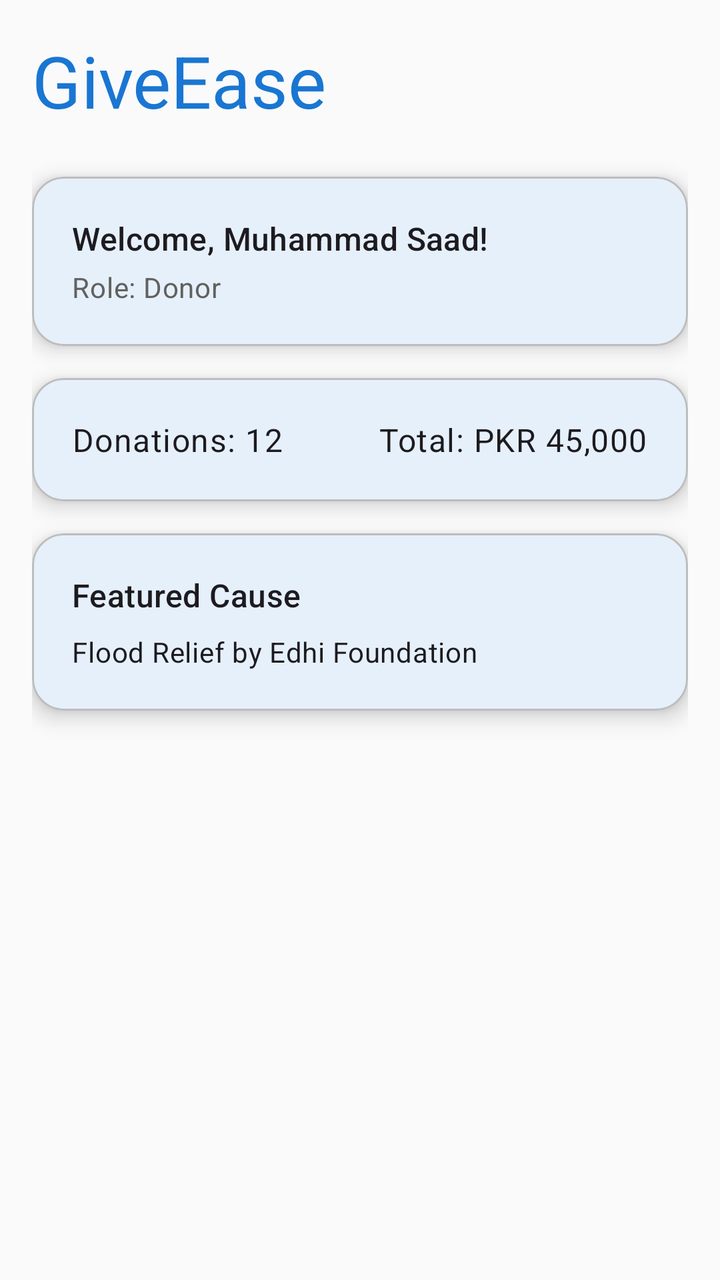
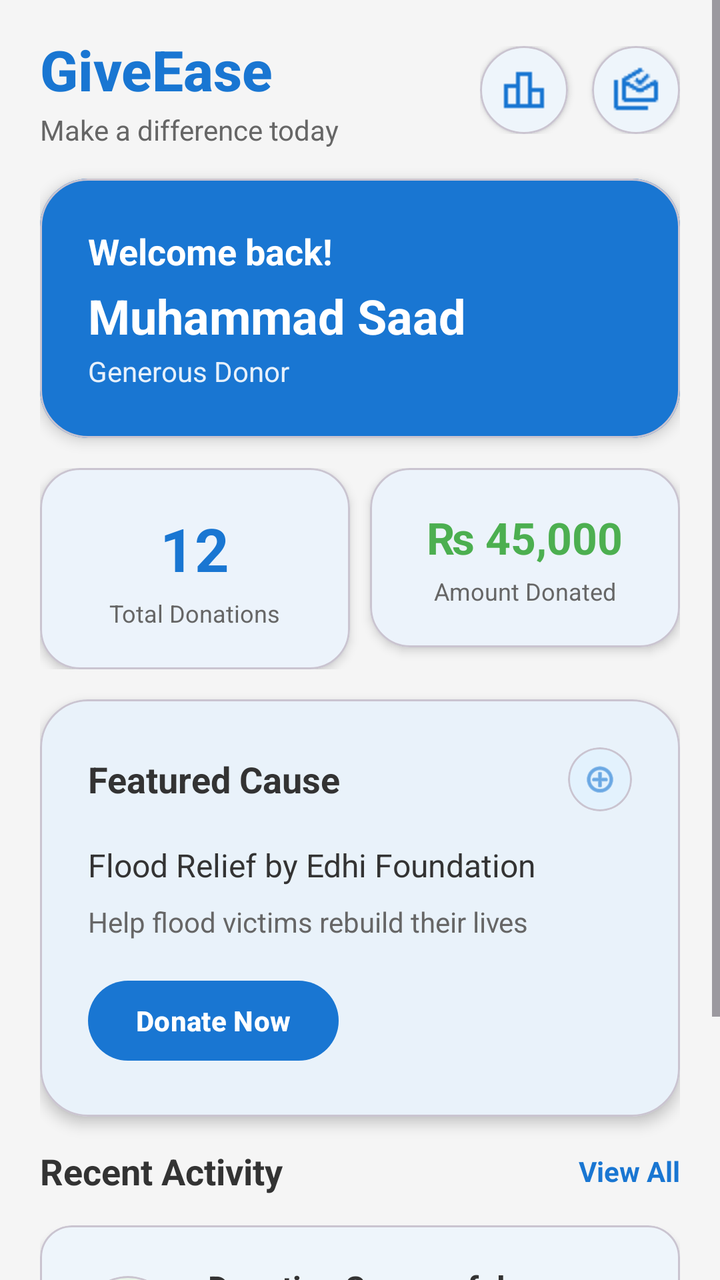

An Android layout rendered at two revisions. The XML below is the earlier revision; the diff shows what the commit changed to produce the second picture.
<!-- AndroidManifest.xml: application theme Theme.GiveEase -->
<!-- res/layout/fragment_donor_home.xml -->
<?xml version="1.0" encoding="utf-8"?>
<ScrollView xmlns:android="http://schemas.android.com/apk/res/android"
    xmlns:app="http://schemas.android.com/apk/res-auto"
    android:layout_width="match_parent"
    android:layout_height="match_parent"
    android:background="@color/background"
    android:padding="16dp">

    <LinearLayout
        android:layout_width="match_parent"
        android:layout_height="wrap_content"
        android:orientation="vertical">

        
        <TextView
            android:id="@+id/tvAppTitle"
            android:layout_width="wrap_content"
            android:layout_height="wrap_content"
            android:text="GiveEase"
            android:textAppearance="@style/TextAppearance.Material3.DisplaySmall"
            android:textColor="@color/primary_blue"
            android:layout_marginBottom="24dp"/>

        
        <com.google.android.material.card.MaterialCardView
            android:layout_width="match_parent"
            android:layout_height="wrap_content"
            app:cardCornerRadius="16dp"
            app:cardElevation="6dp"
            app:strokeColor="@color/outline"
            app:strokeWidth="1dp"
            android:layout_marginBottom="16dp">

            <LinearLayout
                android:layout_width="match_parent"
                android:layout_height="wrap_content"
                android:orientation="vertical"
                android:padding="20dp">

                <TextView
                    android:id="@+id/tvWelcomeMessage"
                    android:layout_width="wrap_content"
                    android:layout_height="wrap_content"
                    android:text="Welcome, Muhammad Saad!"
                    android:textAppearance="@style/TextAppearance.Material3.TitleMedium"/>

                <TextView
                    android:id="@+id/tvRole"
                    android:layout_width="wrap_content"
                    android:layout_height="wrap_content"
                    android:text="Role: Donor"
                    android:textAppearance="@style/TextAppearance.Material3.BodyMedium"
                    android:textColor="@color/onSurfaceSecondary"
                    android:layout_marginTop="4dp"/>
            </LinearLayout>
        </com.google.android.material.card.MaterialCardView>

        
        <com.google.android.material.card.MaterialCardView
            android:layout_width="match_parent"
            android:layout_height="wrap_content"
            app:cardCornerRadius="16dp"
            app:cardElevation="6dp"
            app:strokeColor="@color/outline"
            app:strokeWidth="1dp"
            android:layout_marginBottom="16dp">

            <LinearLayout
                android:layout_width="match_parent"
                android:layout_height="wrap_content"
                android:orientation="horizontal"
                android:padding="20dp"
                android:gravity="center">

                <TextView
                    android:id="@+id/tvDonationsCount"
                    android:layout_width="0dp"
                    android:layout_weight="1"
                    android:layout_height="wrap_content"
                    android:text="Donations: 12"
                    android:textAppearance="@style/TextAppearance.Material3.BodyLarge"/>

                <TextView
                    android:id="@+id/tvTotalAmount"
                    android:layout_width="wrap_content"
                    android:layout_height="wrap_content"
                    android:text="Total: PKR 45,000"
                    android:textAppearance="@style/TextAppearance.Material3.BodyLarge"/>
            </LinearLayout>
        </com.google.android.material.card.MaterialCardView>

        
        <com.google.android.material.card.MaterialCardView
            android:layout_width="match_parent"
            android:layout_height="wrap_content"
            app:cardCornerRadius="16dp"
            app:cardElevation="6dp"
            app:strokeColor="@color/outline"
            app:strokeWidth="1dp"
            android:layout_marginBottom="16dp">

            <LinearLayout
                android:layout_width="match_parent"
                android:layout_height="wrap_content"
                android:orientation="vertical"
                android:padding="20dp">

                <TextView
                    android:id="@+id/tvFeaturedTitle"
                    android:layout_width="wrap_content"
                    android:layout_height="wrap_content"
                    android:text="Featured Cause"
                    android:textAppearance="@style/TextAppearance.Material3.TitleMedium"/>

                <TextView
                    android:id="@+id/tvFeaturedNgo"
                    android:layout_width="wrap_content"
                    android:layout_height="wrap_content"
                    android:text="Flood Relief by Edhi Foundation"
                    android:textAppearance="@style/TextAppearance.Material3.BodyMedium"
                    android:layout_marginTop="8dp"/>
            </LinearLayout>
        </com.google.android.material.card.MaterialCardView>

    </LinearLayout>
</ScrollView>
<!-- resources referenced by this layout -->
<resources>
  <color name="background">#FAFAFA</color>
  <color name="onSurfaceSecondary">#616161</color>
  <color name="outline">#BDBDBD</color>
  <color name="primary_blue">#1976D2</color>
  <style name="Theme.GiveEase" parent="Theme.Material3.Light.NoActionBar">
          
          <item name="colorPrimary">@color/primary_blue</item>
          <item name="colorOnPrimary">@color/white</item>
          <item name="colorSecondary">@color/teal_200</item>
          <item name="colorOnSecondary">@color/black</item>
  
          
          <item name="android:windowBackground">@color/background</item>
          <item name="colorSurface">@color/surface</item>
          <item name="colorOnSurface">@color/onSurface</item>
          <item name="colorOnBackground">@color/onBackground</item>
  
          
          <item name="android:statusBarColor" tools:targetApi="l">?attr/colorPrimary</item>
  
      </style>
  <color name="white">#FFFFFFFF</color>
  <color name="teal_200">#FF03DAC5</color>
  <color name="black">#FF000000</color>
  <color name="surface">#FFFFFF</color>
  <color name="onSurface">#212121</color>
  <color name="onBackground">#212121</color>
</resources>

<!-- the commit's change to res/layout/fragment_donor_home.xml (unified diff, before → after) -->
@@ -3,124 +3,423 @@
     xmlns:app="http://schemas.android.com/apk/res-auto"
     android:layout_width="match_parent"
     android:layout_height="match_parent"
-    android:background="@color/background"
-    android:padding="16dp">
+    android:background="#F5F5F5"
+    android:fillViewport="true">
 
     <LinearLayout
         android:layout_width="match_parent"
         android:layout_height="wrap_content"
-        android:orientation="vertical">
-
-        
-        <TextView
-            android:id="@+id/tvAppTitle"
-            android:layout_width="wrap_content"
-            android:layout_height="wrap_content"
-            android:text="GiveEase"
-            android:textAppearance="@style/TextAppearance.Material3.DisplaySmall"
-            android:textColor="@color/primary_blue"
-            android:layout_marginBottom="24dp"/>
+        android:orientation="vertical"
+        android:paddingHorizontal="20dp"
+        android:paddingTop="16dp"
+        android:paddingBottom="24dp">
+
+        
+        <LinearLayout
+            android:layout_width="match_parent"
+            android:layout_height="wrap_content"
+            android:orientation="horizontal"
+            android:gravity="center_vertical"
+            android:layout_marginBottom="15dp">
+
+            <LinearLayout
+                android:layout_width="0dp"
+                android:layout_weight="1"
+                android:layout_height="wrap_content"
+                android:orientation="vertical">
+
+                <TextView
+                    android:id="@+id/tvAppTitle"
+                    android:layout_width="wrap_content"
+                    android:layout_height="wrap_content"
+                    android:text="GiveEase"
+                    android:textSize="28sp"
+                    android:textStyle="bold"
+                    android:textColor="#1976D2"
+                    android:fontFamily="sans-serif-medium" />
+
+                <TextView
+                    android:layout_width="wrap_content"
+                    android:layout_height="wrap_content"
+                    android:text="Make a difference today"
+                    android:textSize="14sp"
+                    android:textColor="#666666"
+                    android:layout_marginTop="2dp" />
+            </LinearLayout>
+
+            
+            <LinearLayout
+                android:layout_width="wrap_content"
+                android:layout_height="wrap_content"
+                android:orientation="horizontal"
+                android:gravity="center_vertical">
+
+                <com.google.android.material.card.MaterialCardView
+                    android:layout_width="44dp"
+                    android:layout_height="44dp"
+                    app:cardCornerRadius="22dp"
+                    app:cardElevation="2dp"
+                    app:cardBackgroundColor="@android:color/white"
+                    android:layout_marginEnd="12dp">
+
+                    <ImageView
+                        android:id="@+id/ivLeaderboard"
+                        android:layout_width="24dp"
+                        android:layout_height="24dp"
+                        android:layout_gravity="center"
+                        android:src="@drawable/ic_leaderboard"
+                        android:contentDescription="Leaderboard"
+                        app:tint="#1976D2" />
+                </com.google.android.material.card.MaterialCardView>
+
+                <com.google.android.material.card.MaterialCardView
+                    android:layout_width="44dp"
+                    android:layout_height="44dp"
+                    app:cardCornerRadius="22dp"
+                    app:cardElevation="2dp"
+                    app:cardBackgroundColor="@android:color/white">
+
+                    <ImageView
+                        android:id="@+id/ivNotifications"
+                        android:layout_width="24dp"
+                        android:layout_height="24dp"
+                        android:layout_gravity="center"
+                        android:src="@drawable/ic_receive_notifications"
+                        android:contentDescription="Notifications"
+                        app:tint="#1976D2" />
+                </com.google.android.material.card.MaterialCardView>
+            </LinearLayout>
+        </LinearLayout>
 
         
         <com.google.android.material.card.MaterialCardView
             android:layout_width="match_parent"
             android:layout_height="wrap_content"
-            app:cardCornerRadius="16dp"
-            app:cardElevation="6dp"
-            app:strokeColor="@color/outline"
-            app:strokeWidth="1dp"
-            android:layout_marginBottom="16dp">
+            app:cardCornerRadius="24dp"
+            app:cardElevation="4dp"
+            android:layout_marginBottom="15dp">
 
             <LinearLayout
                 android:layout_width="match_parent"
                 android:layout_height="wrap_content"
                 android:orientation="vertical"
-                android:padding="20dp">
+                android:padding="24dp"
+                android:background="#1976D2">
 
                 <TextView
                     android:id="@+id/tvWelcomeMessage"
                     android:layout_width="wrap_content"
                     android:layout_height="wrap_content"
-                    android:text="Welcome, Muhammad Saad!"
-                    android:textAppearance="@style/TextAppearance.Material3.TitleMedium"/>
+                    android:text="Welcome back!"
+                    android:textSize="18sp"
+                    android:textStyle="bold"
+                    android:textColor="@android:color/white" />
+
+                <TextView
+                    android:id="@+id/tvUserName"
+                    android:layout_width="wrap_content"
+                    android:layout_height="wrap_content"
+                    android:text="Muhammad Saad"
+                    android:textSize="24sp"
+                    android:textStyle="bold"
+                    android:textColor="@android:color/white"
+                    android:layout_marginTop="4dp" />
 
                 <TextView
                     android:id="@+id/tvRole"
                     android:layout_width="wrap_content"
                     android:layout_height="wrap_content"
-                    android:text="Role: Donor"
-                    android:textAppearance="@style/TextAppearance.Material3.BodyMedium"
-                    android:textColor="@color/onSurfaceSecondary"
-                    android:layout_marginTop="4dp"/>
+                    android:text="Generous Donor"
+                    android:textSize="14sp"
+                    android:textColor="@android:color/white"
+                    android:alpha="0.9"
+                    android:layout_marginTop="2dp" />
             </LinearLayout>
         </com.google.android.material.card.MaterialCardView>
 
         
+        <LinearLayout
+            android:layout_width="match_parent"
+            android:layout_height="wrap_content"
+            android:orientation="horizontal"
+            android:layout_marginBottom="15dp"
+            android:weightSum="2">
+
+            
+            <com.google.android.material.card.MaterialCardView
+                android:layout_width="0dp"
+                android:layout_weight="1"
+                android:layout_height="wrap_content"
+                app:cardCornerRadius="20dp"
+                app:cardElevation="3dp"
+                android:layout_marginEnd="5dp">
+
+                <LinearLayout
+                    android:layout_width="match_parent"
+                    android:layout_height="wrap_content"
+                    android:orientation="vertical"
+                    android:padding="20dp"
+                    android:gravity="center">
+
+                    <TextView
+                        android:id="@+id/tvDonationsCount"
+                        android:layout_width="wrap_content"
+                        android:layout_height="wrap_content"
+                        android:text="12"
+                        android:textSize="30sp"
+                        android:textStyle="bold"
+                        android:textColor="#1976D2" />
+
+                    <TextView
+                        android:layout_width="wrap_content"
+                        android:layout_height="wrap_content"
+                        android:text="Total Donations"
+                        android:textSize="12sp"
+                        android:textColor="#666666"
+                        android:gravity="center"
+                        android:layout_marginTop="4dp" />
+                </LinearLayout>
+            </com.google.android.material.card.MaterialCardView>
+
+            
+            <com.google.android.material.card.MaterialCardView
+                android:layout_width="0dp"
+                android:layout_weight="1"
+                android:layout_height="wrap_content"
+                app:cardCornerRadius="20dp"
+                app:cardElevation="3dp"
+                android:layout_marginStart="5dp">
+
+                <LinearLayout
+                    android:layout_width="match_parent"
+                    android:layout_height="wrap_content"
+                    android:orientation="vertical"
+                    android:padding="20dp"
+                    android:gravity="center">
+
+                    <TextView
+                        android:id="@+id/tvTotalAmount"
+                        android:layout_width="wrap_content"
+                        android:layout_height="wrap_content"
+                        android:text="₨ 45,000"
+                        android:textSize="22sp"
+                        android:textStyle="bold"
+                        android:textColor="#4CAF50" />
+
+                    <TextView
+                        android:layout_width="wrap_content"
+                        android:layout_height="wrap_content"
+                        android:text="Amount Donated"
+                        android:textSize="12sp"
+                        android:textColor="#666666"
+                        android:gravity="center"
+                        android:layout_marginTop="4dp" />
+                </LinearLayout>
+            </com.google.android.material.card.MaterialCardView>
+        </LinearLayout>
+
+        
         <com.google.android.material.card.MaterialCardView
             android:layout_width="match_parent"
             android:layout_height="wrap_content"
-            app:cardCornerRadius="16dp"
-            app:cardElevation="6dp"
-            app:strokeColor="@color/outline"
-            app:strokeWidth="1dp"
-            android:layout_marginBottom="16dp">
+            app:cardCornerRadius="24dp"
+            app:cardElevation="4dp"
+            android:layout_marginBottom="15dp">
 
             <LinearLayout
                 android:layout_width="match_parent"
                 android:layout_height="wrap_content"
+                android:orientation="vertical"
+                android:padding="24dp">
+
+                <LinearLayout
+                    android:layout_width="match_parent"
+                    android:layout_height="wrap_content"
+                    android:orientation="horizontal"
+                    android:gravity="center_vertical"
+                    android:layout_marginBottom="16dp">
+
+                    <TextView
+                        android:layout_width="0dp"
+                        android:layout_weight="1"
+                        android:layout_height="wrap_content"
+                        android:text="Featured Cause"
+                        android:textSize="18sp"
+                        android:textStyle="bold"
+                        android:textColor="#333333" />
+
+                    <com.google.android.material.card.MaterialCardView
+                        android:layout_width="32dp"
+                        android:layout_height="32dp"
+                        app:cardCornerRadius="16dp"
+                        app:cardElevation="0dp"
+                        app:cardBackgroundColor="#E3F2FD">
+
+                        <ImageView
+                            android:layout_width="18dp"
+                            android:layout_height="18dp"
+                            android:layout_gravity="center"
+                            android:src="@android:drawable/ic_menu_add"
+                            app:tint="#1976D2" />
+                    </com.google.android.material.card.MaterialCardView>
+                </LinearLayout>
+
+                <TextView
+                    android:id="@+id/tvFeaturedNgo"
+                    android:layout_width="wrap_content"
+                    android:layout_height="wrap_content"
+                    android:text="Flood Relief by Edhi Foundation"
+                    android:textSize="16sp"
+                    android:textColor="#333333"
+                    android:layout_marginBottom="8dp" />
+
+                <TextView
+                    android:layout_width="wrap_content"
+                    android:layout_height="wrap_content"
+                    android:text="Help flood victims rebuild their lives"
+                    android:textSize="14sp"
+                    android:textColor="#666666"
+                    android:layout_marginBottom="16dp" />
+
+                <com.google.android.material.button.MaterialButton
+                    android:id="@+id/btnDonateFeatured"
+                    android:layout_width="wrap_content"
+                    android:layout_height="48dp"
+                    android:text="Donate Now"
+                    android:textSize="14sp"
+                    android:textStyle="bold"
+                    app:cornerRadius="24dp"
+                    app:backgroundTint="#1976D2"
+                    android:textColor="@android:color/white"
+                    android:paddingHorizontal="24dp" />
+            </LinearLayout>
+        </com.google.android.material.card.MaterialCardView>
+
+        
+        <LinearLayout
+            android:layout_width="match_parent"
+            android:layout_height="wrap_content"
+            android:orientation="horizontal"
+            android:gravity="center_vertical"
+            android:layout_marginBottom="15dp">
+
+            <TextView
+                android:layout_width="0dp"
+                android:layout_weight="1"
+                android:layout_height="wrap_content"
+                android:text="Recent Activity"
+                android:textSize="18sp"
+                android:textStyle="bold"
+                android:textColor="#333333" />
+
+            <TextView
+                android:id="@+id/tvViewAll"
+                android:layout_width="wrap_content"
+                android:layout_height="wrap_content"
+                android:text="View All"
+                android:textSize="14sp"
+                android:textColor="#1976D2"
+                android:textStyle="bold" />
+        </LinearLayout>
+
+        
+        <com.google.android.material.card.MaterialCardView
+            android:layout_width="match_parent"
+            android:layout_height="wrap_content"
+            app:cardCornerRadius="16dp"
+            app:cardElevation="2dp"
+            android:layout_marginBottom="10dp">
+
+            <LinearLayout
+                android:layout_width="match_parent"
+                android:layout_height="wrap_content"
                 android:orientation="horizontal"
                 android:padding="20dp"
-                android:gravity="center">
-
-                <TextView
-                    android:id="@+id/tvDonationsCount"
+                android:gravity="center_vertical">
+
+                <com.google.android.material.card.MaterialCardView
+                    android:layout_width="48dp"
+                    android:layout_height="48dp"
+                    app:cardCornerRadius="24dp"
+                    app:cardElevation="0dp"
+                    app:cardBackgroundColor="#E8F5E8">
+
+                    <ImageView
+                        android:layout_width="24dp"
+                        android:layout_height="24dp"
+                        android:layout_gravity="center"
+                        android:src="@android:drawable/ic_menu_add"
+                        app:tint="#4CAF50" />
+                </com.google.android.material.card.MaterialCardView>
+
+                <LinearLayout
                     android:layout_width="0dp"
                     android:layout_weight="1"
                     android:layout_height="wrap_content"
-                    android:text="Donations: 12"
-                    android:textAppearance="@style/TextAppearance.Material3.BodyLarge"/>
-
-                <TextView
-                    android:id="@+id/tvTotalAmount"
-                    android:layout_width="wrap_content"
-                    android:layout_height="wrap_content"
-                    android:text="Total: PKR 45,000"
-                    android:textAppearance="@style/TextAppearance.Material3.BodyLarge"/>
+                    android:orientation="vertical"
+                    android:layout_marginStart="16dp">
+
+                    <TextView
+                        android:layout_width="wrap_content"
+                        android:layout_height="wrap_content"
+                        android:text="Donation Successful"
+                        android:textSize="16sp"
+                        android:textStyle="bold"
+                        android:textColor="#333333" />
+
+                    <TextView
+                        android:layout_width="wrap_content"
+                        android:layout_height="wrap_content"
+                        android:text="Edhi Foundation • 2 days ago"
+                        android:textSize="14sp"
+                        android:textColor="#666666"
+                        android:layout_marginTop="2dp" />
+                </LinearLayout>
+
+                <TextView
+                    android:layout_width="wrap_content"
+                    android:layout_height="wrap_content"
+                    android:text="₨5,000"
+                    android:textSize="16sp"
+                    android:textStyle="bold"
+                    android:textColor="#4CAF50" />
             </LinearLayout>
         </com.google.android.material.card.MaterialCardView>
 
         
-        <com.google.android.material.card.MaterialCardView
-            android:layout_width="match_parent"
-            android:layout_height="wrap_content"
-            app:cardCornerRadius="16dp"
-            app:cardElevation="6dp"
-            app:strokeColor="@color/outline"
-            app:strokeWidth="1dp"
-            android:layout_marginBottom="16dp">
-
-            <LinearLayout
-                android:layout_width="match_parent"
-                android:layout_height="wrap_content"
-                android:orientation="vertical"
-                android:padding="20dp">
-
-                <TextView
-                    android:id="@+id/tvFeaturedTitle"
-                    android:layout_width="wrap_content"
-                    android:layout_height="wrap_content"
-                    android:text="Featured Cause"
-                    android:textAppearance="@style/TextAppearance.Material3.TitleMedium"/>
-
-                <TextView
-                    android:id="@+id/tvFeaturedNgo"
-                    android:layout_width="wrap_content"
-                    android:layout_height="wrap_content"
-                    android:text="Flood Relief by Edhi Foundation"
-                    android:textAppearance="@style/TextAppearance.Material3.BodyMedium"
-                    android:layout_marginTop="8dp"/>
-            </LinearLayout>
-        </com.google.android.material.card.MaterialCardView>
-
+        <LinearLayout
+            android:layout_width="match_parent"
+            android:layout_height="wrap_content"
+            android:orientation="horizontal"
+            android:layout_marginTop="4dp"
+            android:weightSum="2">
+
+            <com.google.android.material.button.MaterialButton
+                android:id="@+id/btnExplore"
+                android:layout_width="0dp"
+                android:layout_weight="1"
+                android:layout_height="56dp"
+                android:text="Explore Causes"
+                android:textSize="12sp"
+                android:textStyle="bold"
+                app:cornerRadius="28dp"
+                style="@style/Widget.Material3.Button.OutlinedButton"
+                app:strokeColor="#1976D2"
+                android:textColor="#1976D2"
+                android:layout_marginEnd="8dp" />
+
+            <com.google.android.material.button.MaterialButton
+                android:id="@+id/btnDonate"
+                android:layout_width="0dp"
+                android:layout_weight="1"
+                android:layout_height="56dp"
+                android:text="Quick Donate"
+                android:textSize="14sp"
+                android:textStyle="bold"
+                app:cornerRadius="28dp"
+                app:backgroundTint="#1976D2"
+                android:textColor="@android:color/white"
+                android:layout_marginStart="8dp" />
+        </LinearLayout>
     </LinearLayout>
 </ScrollView>
<!-- resource entries referenced after the edit -->
@@ -1,8 +1,8 @@
 <!-- resources referenced by this layout -->
 <resources>
+  <!-- drawable ic_leaderboard: png bitmap (drawable, 175 bytes) -->
+  <!-- drawable ic_receive_notifications: png bitmap (drawable, 418 bytes) -->
   <color name="background">#FAFAFA</color>
-  <color name="onSurfaceSecondary">#616161</color>
-  <color name="outline">#BDBDBD</color>
   <color name="primary_blue">#1976D2</color>
   <style name="Theme.GiveEase" parent="Theme.Material3.Light.NoActionBar">
           
